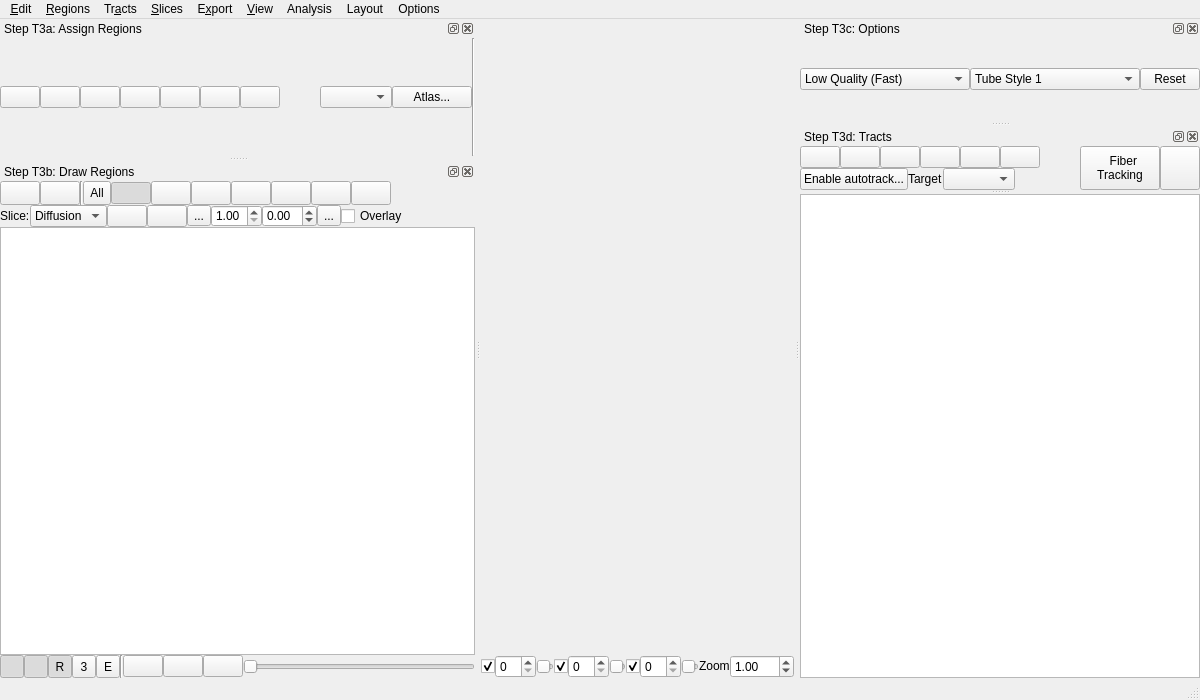
Before: the Qt Designer form tracking/tracking_window.ui in frankyeh/DSI-Studio, drawn with Qt 5.
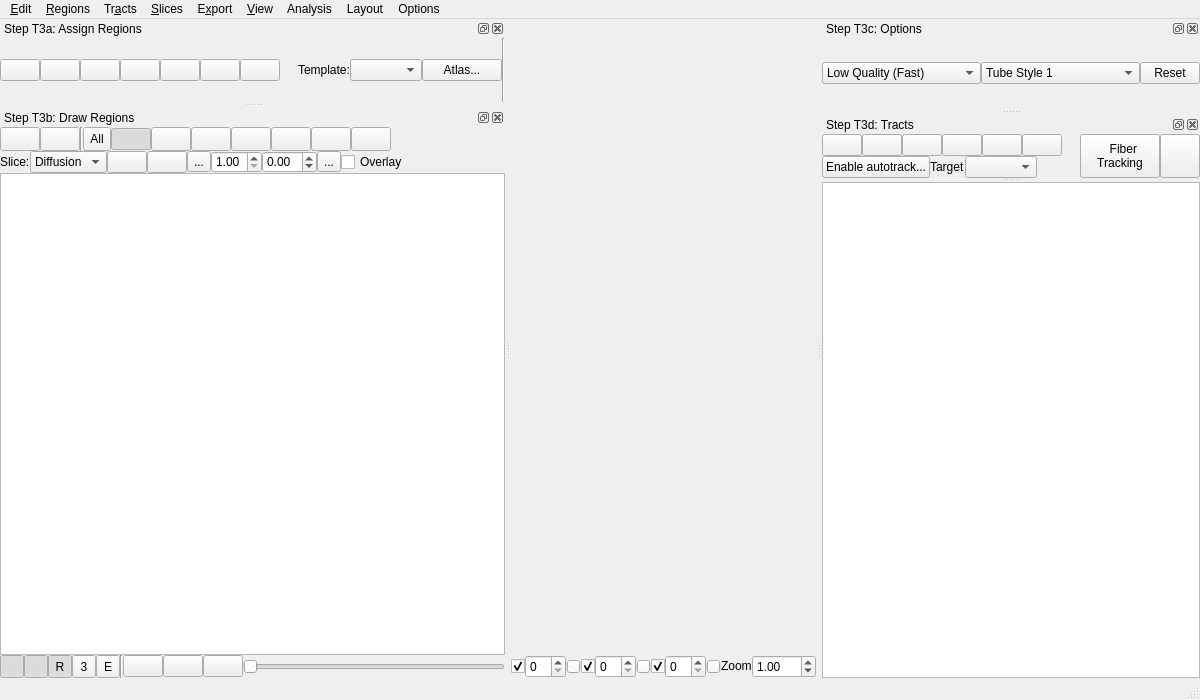
After: the same form once the commit is applied. Icons and pictures are not drawn. Custom widgets are drawn as their Qt base class.

```diff
--- a/tracking/tracking_window.ui
+++ b/tracking/tracking_window.ui
@@ -288,8 +288,8 @@
    </property>
    <property name="minimumSize">
     <size>
-     <width>345</width>
-     <height>74</height>
+     <width>0</width>
+     <height>0</height>
     </size>
    </property>
    <property name="maximumSize">
@@ -527,6 +527,13 @@
          </property>
         </spacer>
        </item>
+       <item>
+        <widget class="QLabel" name="label_3">
+         <property name="text">
+          <string>Template:</string>
+         </property>
+        </widget>
+       </item>
        <item>
         <widget class="QComboBox" name="template_box"/>
        </item>
@@ -577,8 +584,8 @@
    </property>
    <property name="minimumSize">
     <size>
-     <width>267</width>
-     <height>47</height>
+     <width>0</width>
+     <height>0</height>
     </size>
    </property>
    <property name="windowTitle">
@@ -1438,8 +1445,8 @@
    </property>
    <property name="minimumSize">
     <size>
-     <width>356</width>
-     <height>173</height>
+     <width>0</width>
+     <height>0</height>
     </size>
    </property>
    <property name="floating">
```
